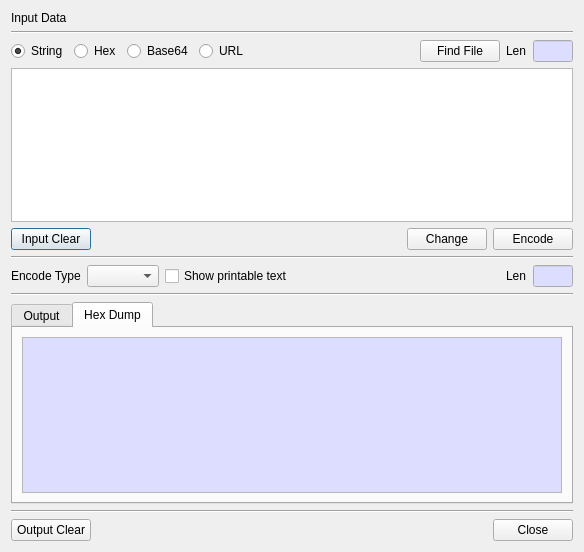
This is BerEditor/data_encoder_dlg.ui in jykim74/BerEditor as Qt 5 draws it before an edit. The edited form follows.
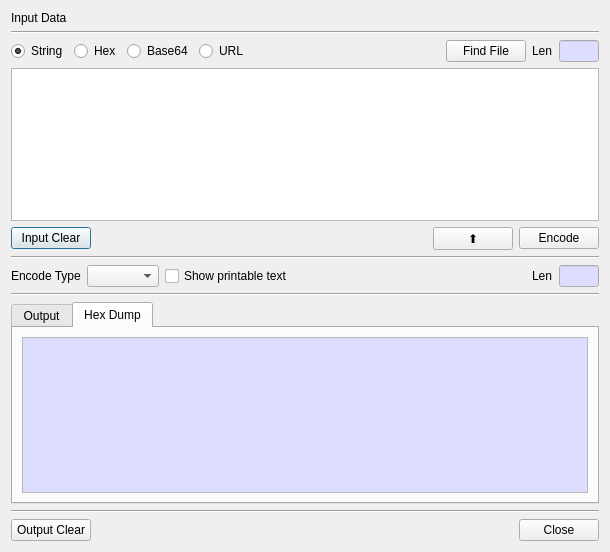
This is the edited form.

```diff
--- a/BerEditor/data_encoder_dlg.ui
+++ b/BerEditor/data_encoder_dlg.ui
@@ -6,7 +6,7 @@
    <rect>
     <x>0</x>
     <y>0</y>
-    <width>582</width>
+    <width>610</width>
     <height>552</height>
    </rect>
   </property>
@@ -42,7 +42,7 @@
      <item>
       <widget class="QPushButton" name="mChangeBtn">
        <property name="text">
-        <string>Change</string>
+        <string>⬆</string>
        </property>
       </widget>
      </item>
```
